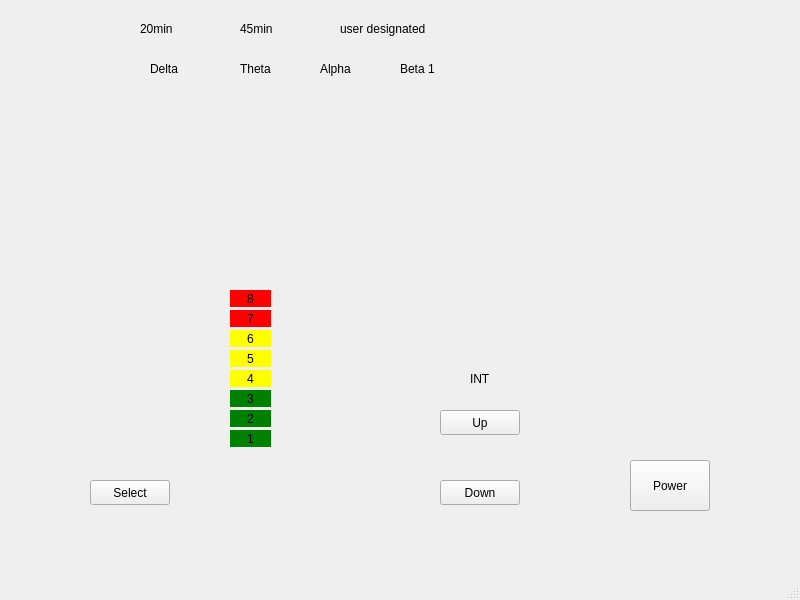
First picture: the form in OasisPro/mainwindow.ui, repository JovinB/3004FinalProject, before the edit.
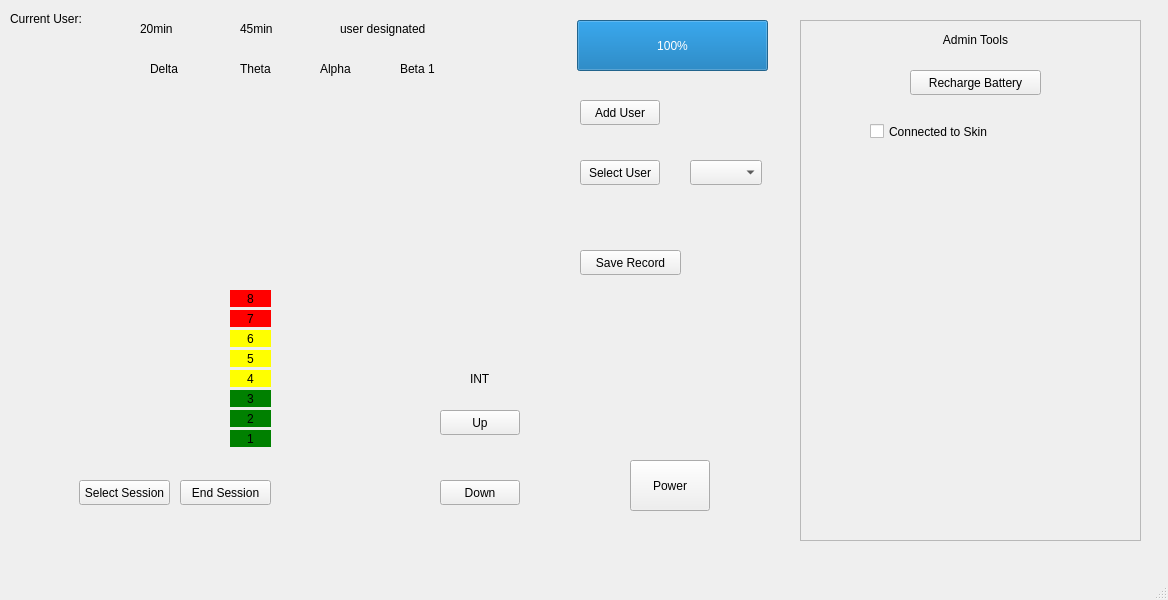
Second picture: the form after the edit.

```diff
--- a/OasisPro/mainwindow.ui
+++ b/OasisPro/mainwindow.ui
@@ -6,7 +6,7 @@
    <rect>
     <x>0</x>
     <y>0</y>
-    <width>800</width>
+    <width>1168</width>
     <height>600</height>
    </rect>
   </property>
@@ -160,14 +160,14 @@
    <widget class="QPushButton" name="selectButton">
     <property name="geometry">
      <rect>
-      <x>90</x>
+      <x>79</x>
       <y>480</y>
-      <width>80</width>
+      <width>91</width>
       <height>25</height>
      </rect>
     </property>
     <property name="text">
-     <string>Select</string>
+     <string>Select Session</string>
     </property>
    </widget>
    <widget class="QLabel" name="powerLabel">
@@ -335,6 +335,174 @@
      <set>Qt::AlignCenter</set>
     </property>
    </widget>
+   <widget class="QProgressBar" name="progressBar">
+    <property name="geometry">
+     <rect>
+      <x>577</x>
+      <y>20</y>
+      <width>191</width>
+      <height>51</height>
+     </rect>
+    </property>
+    <property name="styleSheet">
+     <string notr="true"/>
+    </property>
+    <property name="value">
+     <number>100</number>
+    </property>
+    <property name="textVisible">
+     <bool>true</bool>
+    </property>
+   </widget>
+   <widget class="QFrame" name="frame">
+    <property name="geometry">
+     <rect>
+      <x>800</x>
+      <y>20</y>
+      <width>341</width>
+      <height>521</height>
+     </rect>
+    </property>
+    <property name="frameShape">
+     <enum>QFrame::StyledPanel</enum>
+    </property>
+    <property name="frameShadow">
+     <enum>QFrame::Raised</enum>
+    </property>
+    <widget class="QLabel" name="label">
+     <property name="geometry">
+      <rect>
+       <x>90</x>
+       <y>10</y>
+       <width>171</width>
+       <height>20</height>
+      </rect>
+     </property>
+     <property name="layoutDirection">
+      <enum>Qt::LeftToRight</enum>
+     </property>
+     <property name="text">
+      <string>Admin Tools</string>
+     </property>
+     <property name="alignment">
+      <set>Qt::AlignCenter</set>
+     </property>
+    </widget>
+    <widget class="QPushButton" name="rechargeButton">
+     <property name="geometry">
+      <rect>
+       <x>110</x>
+       <y>50</y>
+       <width>131</width>
+       <height>25</height>
+      </rect>
+     </property>
+     <property name="text">
+      <string>Recharge Battery</string>
+     </property>
+    </widget>
+    <widget class="QCheckBox" name="skinCheckBox">
+     <property name="geometry">
+      <rect>
+       <x>70</x>
+       <y>100</y>
+       <width>211</width>
+       <height>23</height>
+      </rect>
+     </property>
+     <property name="text">
+      <string>Connected to Skin</string>
+     </property>
+    </widget>
+   </widget>
+   <widget class="QComboBox" name="userDropdown">
+    <property name="geometry">
+     <rect>
+      <x>690</x>
+      <y>160</y>
+      <width>72</width>
+      <height>25</height>
+     </rect>
+    </property>
+   </widget>
+   <widget class="QPushButton" name="addUserButton">
+    <property name="geometry">
+     <rect>
+      <x>580</x>
+      <y>100</y>
+      <width>80</width>
+      <height>25</height>
+     </rect>
+    </property>
+    <property name="text">
+     <string>Add User</string>
+    </property>
+   </widget>
+   <widget class="QLabel" name="label_2">
+    <property name="geometry">
+     <rect>
+      <x>10</x>
+      <y>10</y>
+      <width>81</width>
+      <height>17</height>
+     </rect>
+    </property>
+    <property name="text">
+     <string>Current User:</string>
+    </property>
+   </widget>
+   <widget class="QPushButton" name="selectUser">
+    <property name="geometry">
+     <rect>
+      <x>580</x>
+      <y>160</y>
+      <width>80</width>
+      <height>25</height>
+     </rect>
+    </property>
+    <property name="text">
+     <string>Select User</string>
+    </property>
+   </widget>
+   <widget class="QLabel" name="currentUserText">
+    <property name="geometry">
+     <rect>
+      <x>10</x>
+      <y>30</y>
+      <width>54</width>
+      <height>17</height>
+     </rect>
+    </property>
+    <property name="text">
+     <string/>
+    </property>
+   </widget>
+   <widget class="QPushButton" name="endSessionButton">
+    <property name="geometry">
+     <rect>
+      <x>180</x>
+      <y>480</y>
+      <width>91</width>
+      <height>25</height>
+     </rect>
+    </property>
+    <property name="text">
+     <string>End Session</string>
+    </property>
+   </widget>
+   <widget class="QPushButton" name="saveRecordButton">
+    <property name="geometry">
+     <rect>
+      <x>580</x>
+      <y>250</y>
+      <width>101</width>
+      <height>25</height>
+     </rect>
+    </property>
+    <property name="text">
+     <string>Save Record</string>
+    </property>
+   </widget>
   </widget>
   <widget class="QMenuBar" name="menubar">
    <property name="geometry">
```
Left out of the diff: 2 changed lines with no effect on the pictures.
